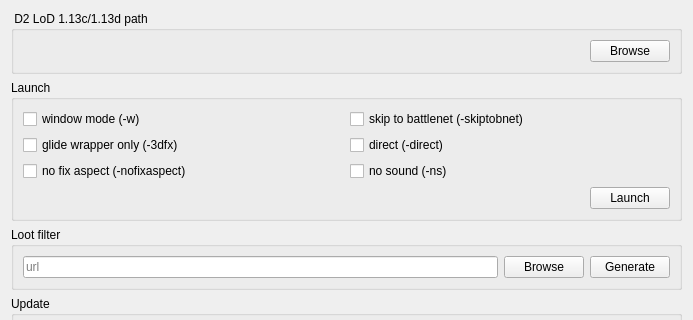
Above: pypod_launcher/main.ui from pohmelie/pypod-launcher before the change; both pictures show x 0 to 693 and y 0 to 320 of the 693 by 758 pixel window. Below: the same form after it.
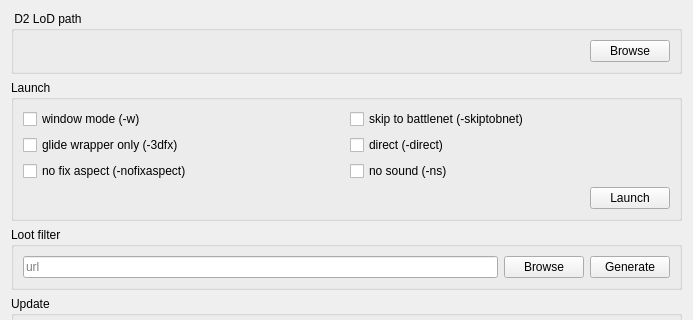
That is the form after the change.

Commit message: ui: remove d2 version restriction text

```diff
--- a/pypod_launcher/main.ui
+++ b/pypod_launcher/main.ui
@@ -17,7 +17,7 @@
    <item>
     <widget class="QGroupBox" name="groupBox_5">
      <property name="title">
-      <string> D2 LoD 1.13c/1.13d path</string>
+      <string> D2 LoD path</string>
      </property>
      <layout class="QHBoxLayout" name="horizontalLayout_4" stretch="1,0">
       <item>
```
